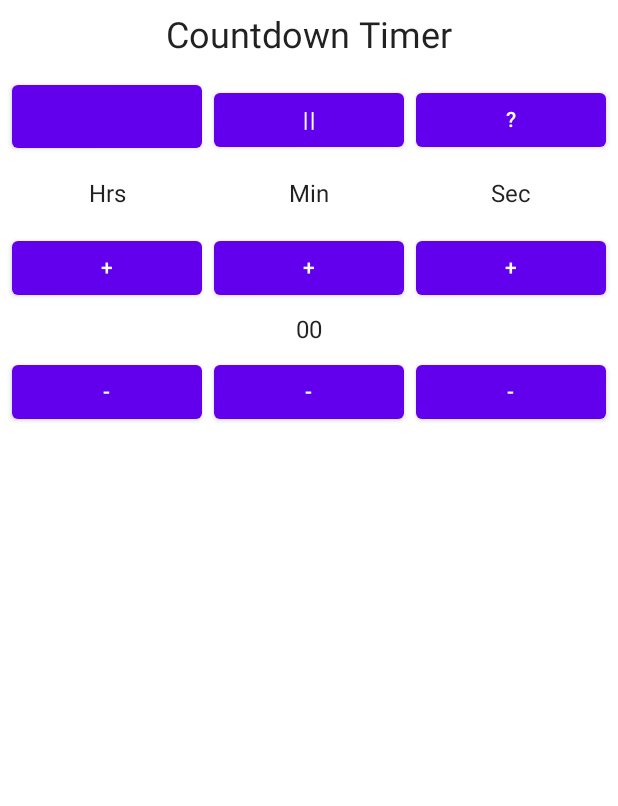
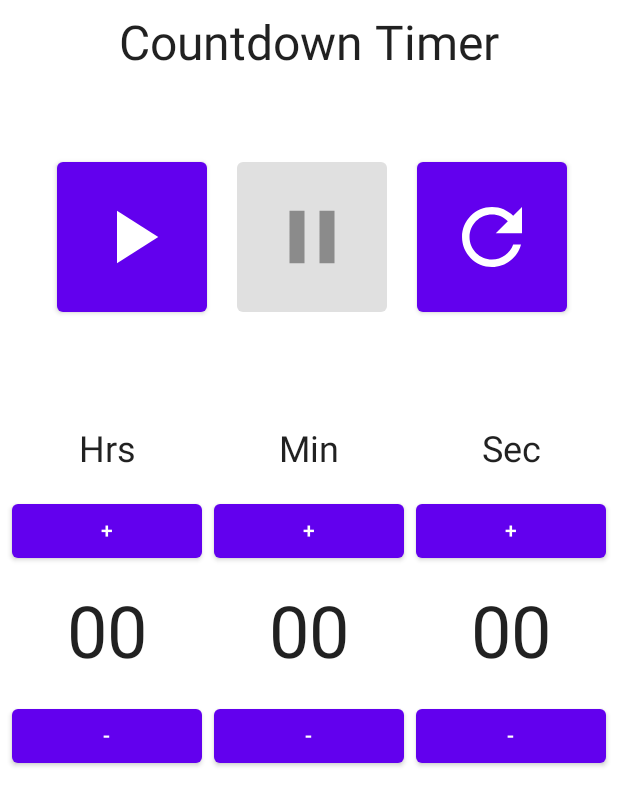
Before and after one commit to MaitreyaSave/JetpackComposeChallengeWeek2, an Android app built with Jetpack Compose: the screen it shows after launch (MainActivity), on a phone screen of 412 x 824 dp. Shown: the top 806 px of the screen. Run offline under Robolectric (Android 15) with nearby library versions, the phone set to English and light mode, and no system bars.

```diff
--- a/app/src/main/java/com/example/androiddevchallenge/MainActivity.kt
+++ b/app/src/main/java/com/example/androiddevchallenge/MainActivity.kt
@@ -16,27 +16,30 @@
 package com.example.androiddevchallenge
 
 import android.os.Bundle
+import android.widget.Toast
 import androidx.activity.compose.setContent
 import androidx.appcompat.app.AppCompatActivity
-import androidx.compose.foundation.layout.Column
-import androidx.compose.foundation.layout.fillMaxWidth
-import androidx.compose.foundation.layout.padding
-import androidx.compose.foundation.layout.Row
-import androidx.compose.foundation.layout.fillMaxHeight
-import androidx.compose.foundation.layout.size
-import androidx.compose.material.Button
-import androidx.compose.material.MaterialTheme
-import androidx.compose.material.Surface
-import androidx.compose.material.Text
+import androidx.compose.foundation.layout.*
+import androidx.compose.material.*
+import androidx.compose.material.icons.Icons
+import androidx.compose.material.icons.filled.Pause
+import androidx.compose.material.icons.filled.PlayArrow
+import androidx.compose.material.icons.filled.Refresh
 import androidx.compose.runtime.Composable
+import androidx.compose.runtime.MutableState
+import androidx.compose.runtime.mutableStateOf
+import androidx.compose.runtime.remember
 import androidx.compose.ui.Alignment
 import androidx.compose.ui.Modifier
+import androidx.compose.ui.graphics.Color
+import androidx.compose.ui.platform.LocalContext
 import androidx.compose.ui.text.TextStyle
 import androidx.compose.ui.text.style.TextAlign
 import androidx.compose.ui.tooling.preview.Preview
 import androidx.compose.ui.unit.dp
 import androidx.compose.ui.unit.sp
 import com.example.androiddevchallenge.ui.theme.MyTheme
+import java.util.*
 
 class MainActivity : AppCompatActivity() {
     override fun onCreate(savedInstanceState: Bundle?) {
@@ -52,6 +55,7 @@ class MainActivity : AppCompatActivity() {
 // Start building your app here!
 @Composable
 fun MyApp() {
+    val countDownFinished = remember {mutableStateOf(false)}
     Surface(color = MaterialTheme.colors.background) {
         Column(
             Modifier
@@ -61,55 +65,109 @@ fun MyApp() {
             // Heading
             Text(
                 text = "Countdown Timer",
-                style = TextStyle(fontSize = 24.sp),
+                style = TextStyle(fontSize = 32.sp),
                 modifier = Modifier.padding(10.dp)
             )
-            TimerDetails()
+
+            TimerDetails(countDownFinished)
+            if (countDownFinished.value){
+                Text(
+                    text = "Countdown Finished!!!",
+                    style = TextStyle(fontSize = 32.sp, color = Color.Red),
+                    modifier = Modifier.padding(0.dp,30.dp,0.dp,0.dp)
+
+                )
+            }
         }
 
     }
 }
 
+
 @Composable
-fun TimerDetails() {
+fun TimerDetails(countDownFinished: MutableState<Boolean>) {
+    val countDownSeconds = remember { mutableStateOf(0)}
+    val isCountingDown = remember { mutableStateOf(false)}
+    val timer = Timer()
     Column(
         Modifier
-            .fillMaxHeight()
             .fillMaxWidth(),
+        verticalArrangement = Arrangement.Top,
         horizontalAlignment = Alignment.CenterHorizontally
     ) {
 
         // Pause/Play/Reset buttons
         Row(
+            horizontalArrangement = Arrangement.Center,
             modifier = Modifier
                 .fillMaxWidth()
-                .padding(4.dp)
+                .padding(4.dp, 50.dp, 0.dp, 70.dp)
         ) {
             Button(
+                enabled = !isCountingDown.value,
                 modifier = Modifier
-                    .weight(1F)
-                    .size(50.dp)
-                    .padding(4.dp),
-                onClick = { /*TODO*/ }
+                    .padding(10.dp, 0.dp)
+                    .size(100.dp),
+                onClick = {
+                    if (countDownSeconds.value > 0) {
+                        isCountingDown.value = true
+                        countDownFinished.value = false
+                        timer.schedule(object : TimerTask() {
+                            override fun run() {
+                                if(isCountingDown.value){
+                                    countDownSeconds.value--
+                                    if(countDownSeconds.value <= 0){
+                                        countDownFinished.value = true
+                                        isCountingDown.value = false
+                                    }
+                                }
+                            }
+                        }, 0, 1000)
+                    }
+                }
             ) {
-//                Text(text = ">")
-                // Check how to make button square
+                Icon(
+                    imageVector = Icons.Filled.PlayArrow,
+                    contentDescription = "Play",
+                    Modifier
+                        .size(60.dp)
+                )
+            }
+            Button(
+                enabled = isCountingDown.value,
+                modifier = Modifier
+                    .padding(10.dp, 0.dp)
+                    .size(100.dp),
+                onClick = {
+                    isCountingDown.value = false
+                    timer.cancel()
+                    timer.purge()
+                }
+            ) {
+                Icon(
+                    imageVector = Icons.Filled.Pause,
+                    contentDescription = "Pause",
+                    Modifier
+                        .size(60.dp)
+                )
             }
             Button(
                 modifier = Modifier
-                    .weight(1F)
-                    .padding(4.dp),
-                onClick = { /*TODO*/ }
+                    .padding(10.dp, 0.dp)
+                    .size(100.dp),
+                onClick = {
+                    isCountingDown.value = false
+                    countDownSeconds.value = 0
+                    timer.cancel()
+                    timer.purge()
+                }
             ) {
-                Text(text = "||")
-            }
-            Button(
-                modifier = Modifier
-                    .weight(1F)
-                    .padding(4.dp),
-                onClick = { /*TODO*/ }
-            ) {
-                Text(text = "?")
+                Icon(
+                    imageVector = Icons.Filled.Refresh,
+                    contentDescription = "Reset",
+                    Modifier
+                        .size(60.dp)
+                )
             }
         }
 
@@ -125,33 +183,73 @@ fun TimerDetails() {
                     .weight(1F)
                     .padding(4.dp),
                 textAlign = TextAlign.Center,
-                text = "Hrs"
+                text = "Hrs",
+                style = TextStyle(fontSize = 24.sp)
             )
             Text(
                 modifier = Modifier
                     .weight(1F)
                     .padding(4.dp),
                 textAlign = TextAlign.Center,
-                text = "Min"
+                text = "Min",
+                style = TextStyle(fontSize = 24.sp)
             )
             Text(
                 modifier = Modifier
                     .weight(1F)
                     .padding(4.dp),
                 textAlign = TextAlign.Center,
-                text = "Sec"
+                text = "Sec",
+                style = TextStyle(fontSize = 24.sp)
             )
         }
-        ButtonRow("+")
-        Row() {
-            Text(text = "00")
+
+        // Button Row to increase values
+        ButtonRow("+", countDownSeconds, 1)
+
+        // Values
+        val valueHrs: Int =( countDownSeconds.value / 3600) % 60
+        val valueMin: Int = (countDownSeconds.value / 60) % 60
+        val valueSec: Int = countDownSeconds.value % 60
+        Row(
+            modifier = Modifier
+                .fillMaxWidth()
+                .padding(4.dp)
+        ) {
+            Text(
+                modifier = Modifier
+                    .weight(1F)
+                    .padding(4.dp),
+                textAlign = TextAlign.Center,
+                text = valueHrs.toString().padStart(2,'0'),
+                style = TextStyle(fontSize = 48.sp)
+            )
+            Text(
+                modifier = Modifier
+                    .weight(1F)
+                    .padding(4.dp),
+                textAlign = TextAlign.Center,
+                text = valueMin.toString().padStart(2,'0'),
+                style = TextStyle(fontSize = 48.sp)
+            )
+            Text(
+                modifier = Modifier
+                    .weight(1F)
+                    .padding(4.dp),
+                textAlign = TextAlign.Center,
+                text = valueSec.toString().padStart(2,'0'),
+                style = TextStyle(fontSize = 48.sp)
+            )
         }
-        ButtonRow("-")
+
+        // Button Row to decrease values
+        ButtonRow("-", countDownSeconds, -1)
     }
 }
 
 @Composable
-fun ButtonRow(buttonText:String){
+fun ButtonRow(buttonText: String, countDownSeconds: MutableState<Int>, sign: Int){
+    val context = LocalContext.current
     Row(
         modifier = Modifier
             .fillMaxWidth()
@@ -161,7 +259,13 @@ fun ButtonRow(buttonText:String){
             modifier = Modifier
                 .weight(1F)
                 .padding(4.dp),
-            onClick = { /*TODO*/ }
+            onClick = {
+                countDownSeconds.value += sign * 3600
+                if (countDownSeconds.value < 0){
+                    countDownSeconds.value -= sign * 3600
+                    Toast.makeText(context,"Value cannot be less than 0", Toast.LENGTH_SHORT).show()
+                }
+            }
         ) {
             Text(text = buttonText)
         }
@@ -169,7 +273,13 @@ fun ButtonRow(buttonText:String){
             modifier = Modifier
                 .weight(1F)
                 .padding(4.dp),
-            onClick = { /*TODO*/ }
+            onClick = {
+                countDownSeconds.value += sign * 60
+                if (countDownSeconds.value < 0){
+                    countDownSeconds.value -= sign * 60
+                    Toast.makeText(context,"Value cannot be less than 0", Toast.LENGTH_SHORT).show()
+                }
+            }
         ) {
             Text(text = buttonText)
         }
@@ -177,7 +287,13 @@ fun ButtonRow(buttonText:String){
             modifier = Modifier
                 .weight(1F)
                 .padding(4.dp),
-            onClick = { /*TODO*/ }
+            onClick = {
+                countDownSeconds.value += sign
+                if (countDownSeconds.value < 0){
+                    countDownSeconds.value -= sign
+                    Toast.makeText(context,"Value cannot be less than 0", Toast.LENGTH_SHORT).show()
+                }
+            }
         ) {
             Text(text = buttonText)
         }
```
